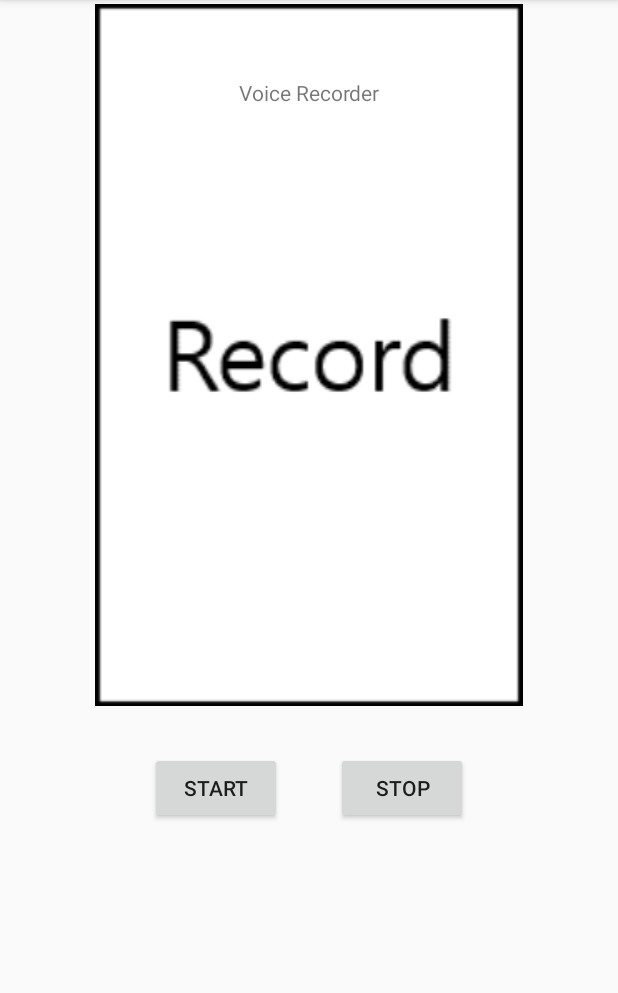
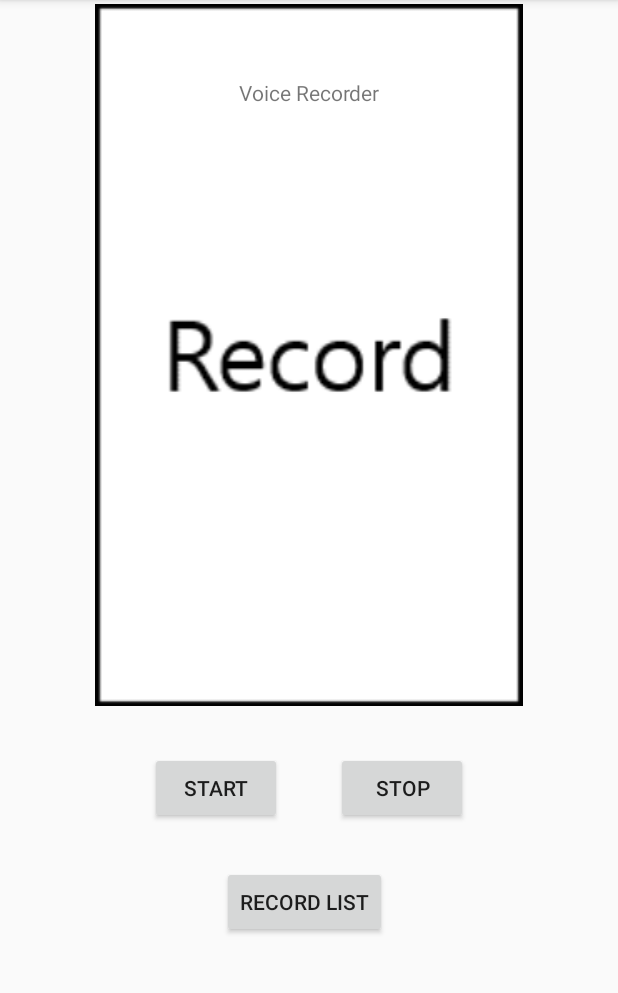
Before and after one commit to GoBeromsu/Simple_Recoder, an Android app: the screen it shows after launch (MainActivity), on a phone screen of 412 x 824 dp, the part 84-1077 px from its top. Run offline under Robolectric (Android 15) with nearby library versions, the phone set to English and light mode, and no system bars.

Commit message:
play list 추가, 기능 주석 달기,

```diff
--- a/app/src/main/AndroidManifest.xml
+++ b/app/src/main/AndroidManifest.xml
@@ -1,6 +1,7 @@
 <?xml version="1.0" encoding="utf-8"?>
 <manifest xmlns:android="http://schemas.android.com/apk/res/android"
     package="com.test">
+
     <uses-permission android:name="android.permission.RECORD_AUDIO" />
     <uses-permission android:name="android.permission.WRITE_EXTERNAL_STORAGE" />
 
@@ -11,6 +12,7 @@
         android:roundIcon="@mipmap/ic_launcher_round"
         android:supportsRtl="true"
         android:theme="@style/AppTheme">
+        <activity android:name=".PlaylistActivity"></activity>
         <activity android:name=".MainActivity">
             <intent-filter>
                 <action android:name="android.intent.action.MAIN" />
--- a/app/src/main/res/layout/activity_main.xml
+++ b/app/src/main/res/layout/activity_main.xml
@@ -46,4 +46,15 @@
         app:layout_constraintEnd_toEndOf="parent"
         app:layout_constraintStart_toStartOf="parent"
         app:layout_constraintTop_toTopOf="parent" />
+
+    <Button
+        android:id="@+id/button_list"
+        android:layout_width="wrap_content"
+        android:layout_height="wrap_content"
+        android:layout_marginStart="148dp"
+        android:layout_marginLeft="148dp"
+        android:layout_marginTop="28dp"
+        android:text="Record list"
+        app:layout_constraintStart_toStartOf="parent"
+        app:layout_constraintTop_toBottomOf="@+id/button_start" />
 </androidx.constraintlayout.widget.ConstraintLayout>
```
Also changed, not shown: app/src/main/java/com/test/MainActivity.kt (+13 -6 lines), app/src/main/java/com/test/PlaylistActivity.kt (added, +11 -0 lines), app/src/main/res/layout/playlist.xml (added, +9 -0 lines).
